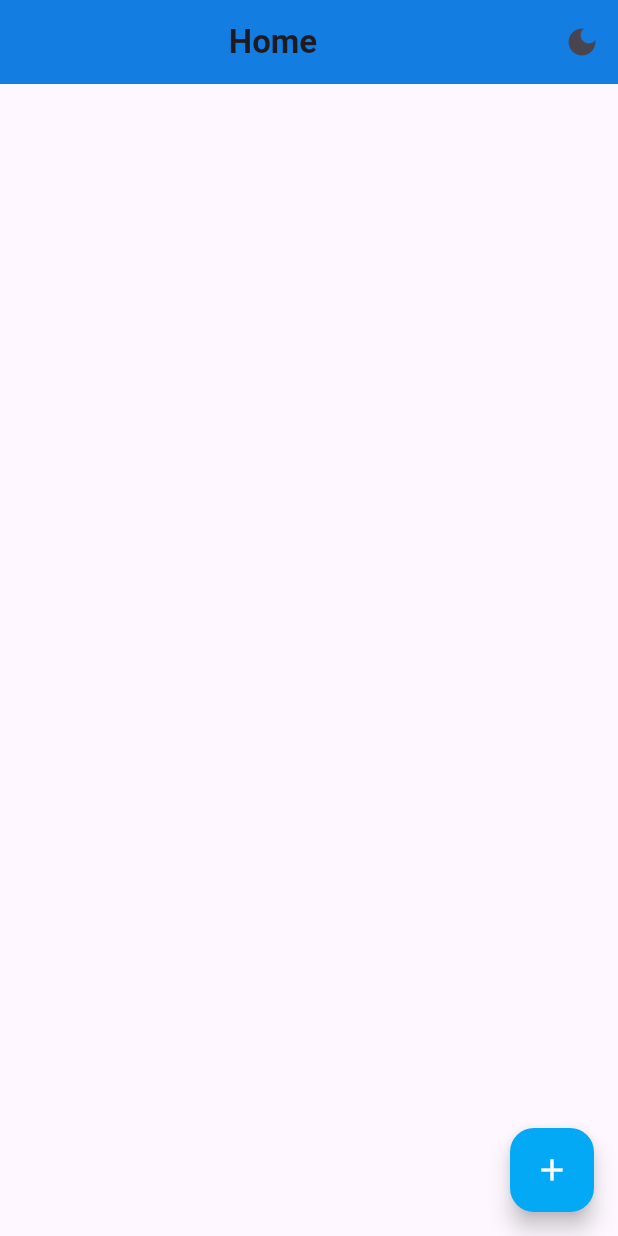
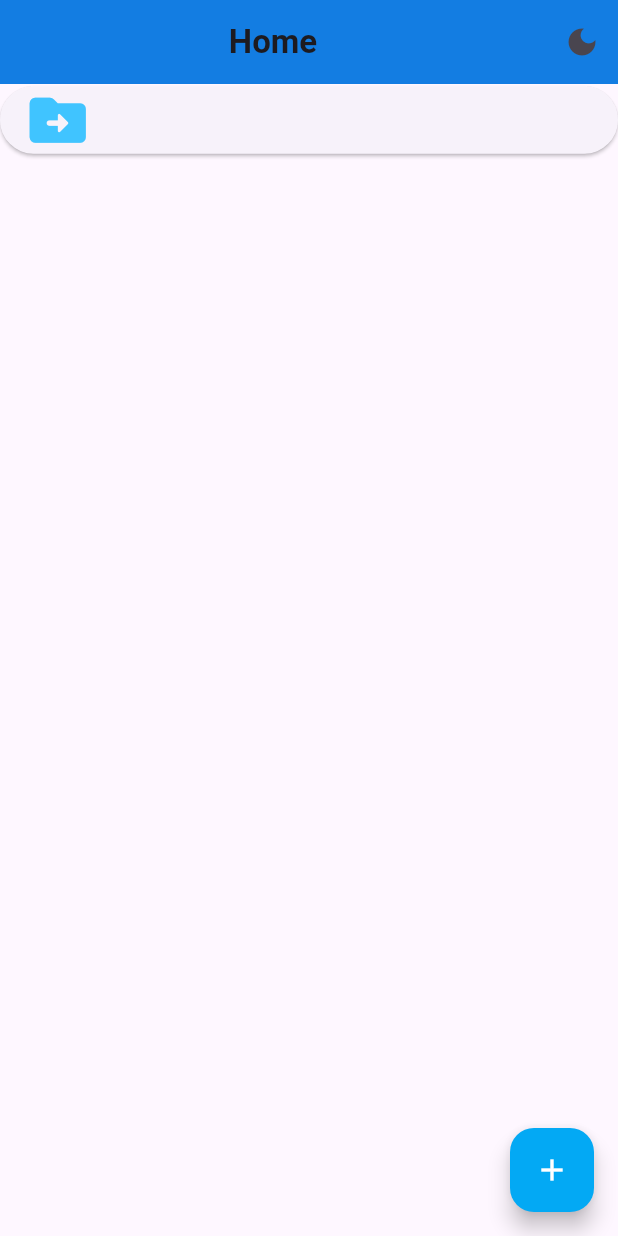
Before and after one commit to chiragbansal511/Sticky-Notes-App, a Flutter app: the screen it shows after launch, after a tap on the "light mode" icon, on a phone screen of 412 x 824 dp. Run offline on Flutter 3.47's test engine with Material 3 defaults, Android fonts, the phone set to English and light mode, and no system bars.

Commit message:
home page design complete

```diff
--- a/lib/screens/home.dart
+++ b/lib/screens/home.dart
@@ -1,5 +1,6 @@
 import 'dart:async';
 import 'dart:io';
+import 'dart:math';
 import 'package:flutter/material.dart';
 import 'package:path_provider/path_provider.dart';
 
@@ -15,7 +16,7 @@ class _HomeState extends State<Home> {
 
   ThemeData mode = ThemeData.dark();
   IconData modeicon = Icons.light_mode;
-  String data = "";
+  List<String> data = [];
 
   Future<String> get _localPath async {
     final directory = await getApplicationDocumentsDirectory();
@@ -48,7 +49,7 @@ class _HomeState extends State<Home> {
     super.initState();
     readCounter().then((value) {
       setState(() {
-        data = value;
+        data = value.split(' ');
       });
     });
   }
@@ -87,7 +88,14 @@ class _HomeState extends State<Home> {
           elevation: 10,
         ),
 
-       body: Text(data),
+       body : ListView(
+        scrollDirection: Axis.vertical,
+        children: data.map((value) {
+          return Container(
+           child: ElevatedButton.icon(onPressed: () {}, icon: Icon(Icons.drive_file_move_rounded , color: Colors.lightBlueAccent, size: 45,), label: Text(value ,textAlign: TextAlign.left, style: TextStyle(fontSize: 25 ,),), style: ButtonStyle(elevation: MaterialStatePropertyAll(1) , alignment: Alignment.topLeft ,),),
+          ) ;
+        }).toList(),
+       ),
         floatingActionButton: FloatingActionButton(onPressed: () {Navigator.pushNamed(context, '/fileread');} , child: Icon(Icons.add , color: Colors.white,) , backgroundColor: Colors.lightBlue,),
         ),
       theme: mode,
```
